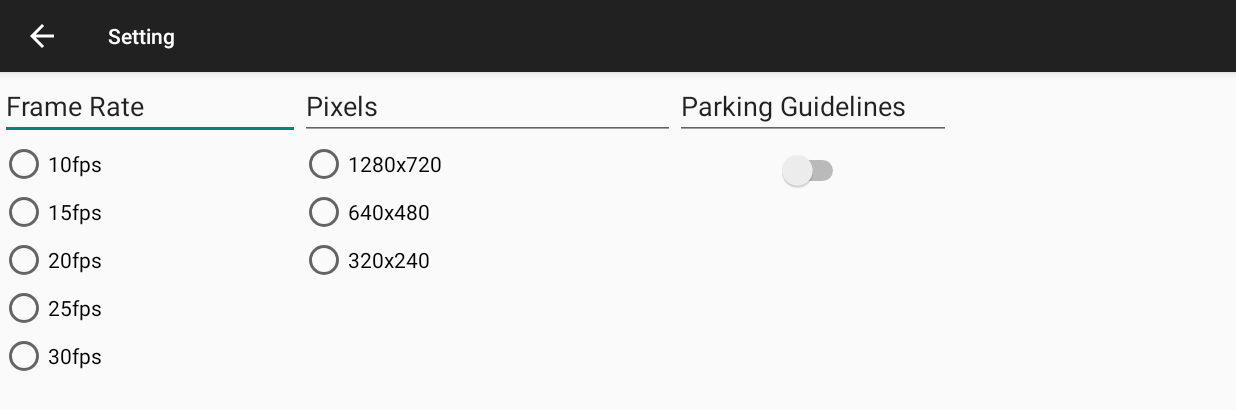
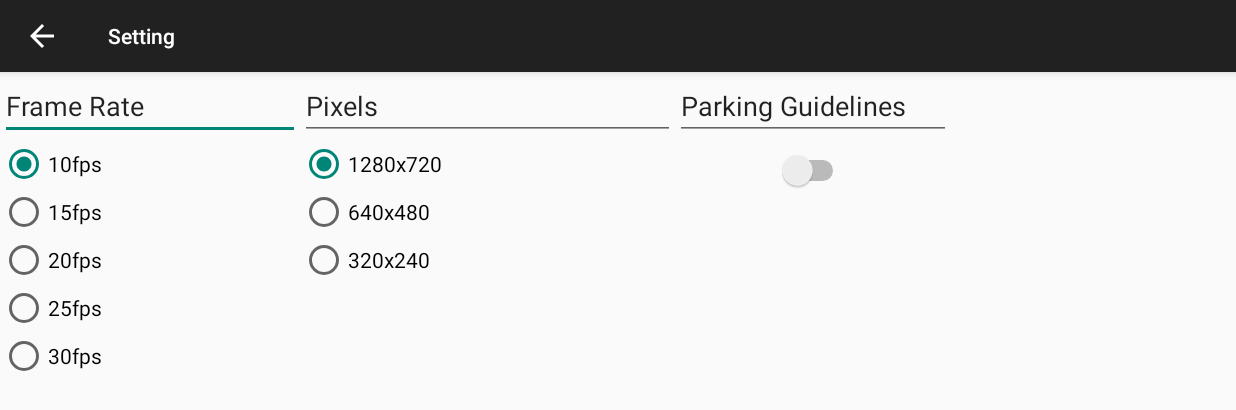
Before and after one commit to Thalia-Long/MOCV-Project, an Android app: the backCamSetting screen opened directly, with no data from a screen before it, on a phone screen of 824 x 412 dp (held sideways). Shown: the top 410 px of the screen. Run offline under Robolectric (Android 15) with nearby library versions, the phone set to English and light mode, and no system bars.

```diff
--- a/app/src/main/res/layout/bcsetting.xml
+++ b/app/src/main/res/layout/bcsetting.xml
@@ -27,10 +27,10 @@
             android:text="10fps"
             android:layout_marginLeft="0dp"
             android:layout_marginStart="20dp"
-            android:checked="false"
+            android:checked="true"
             android:layout_alignParentTop="true"
             android:layout_toRightOf="@+id/radioGroup"
-            android:layout_toEndOf="@+id/radioGroup" />
+            android:layout_toEndOf="@+id/radioGroup"/>
 
         <RadioButton
             android:layout_width="wrap_content"
@@ -99,7 +99,7 @@
         <RadioButton
             android:layout_width="wrap_content"
             android:layout_height="wrap_content"
-            android:checked="false"
+            android:checked="true"
             android:id="@+id/option1"
             android:text="1280x720" />
 
```
